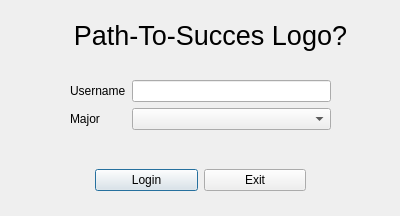
pts211/CS206, file logindialog.ui: the form before one commit.
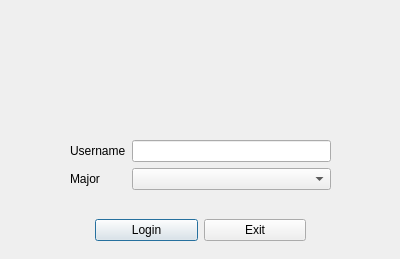
The form after the commit.

Commit message: - Displaying correct: expected grad date, hours taken towards major, total hours in major - Max credit spinner correctly updates table - Added logo - And much more!

Patch:
```diff
--- a/logindialog.ui
+++ b/logindialog.ui
@@ -7,7 +7,7 @@
     <x>0</x>
     <y>0</y>
     <width>400</width>
-    <height>216</height>
+    <height>259</height>
    </rect>
   </property>
   <property name="windowTitle">
@@ -17,7 +17,7 @@
    <property name="geometry">
     <rect>
      <x>20</x>
-     <y>80</y>
+     <y>140</y>
      <width>361</width>
      <height>71</height>
     </rect>
@@ -54,32 +54,11 @@
     </item>
    </layout>
   </widget>
-  <widget class="QLabel" name="label_3">
-   <property name="geometry">
-    <rect>
-     <x>50</x>
-     <y>10</y>
-     <width>321</width>
-     <height>51</height>
-    </rect>
-   </property>
-   <property name="font">
-    <font>
-     <pointsize>20</pointsize>
-    </font>
-   </property>
-   <property name="text">
-    <string>Path-To-Succes Logo?</string>
-   </property>
-   <property name="alignment">
-    <set>Qt::AlignCenter</set>
-   </property>
-  </widget>
   <widget class="QWidget" name="horizontalLayoutWidget">
    <property name="geometry">
     <rect>
      <x>20</x>
-     <y>160</y>
+     <y>210</y>
      <width>361</width>
      <height>41</height>
     </rect>
@@ -107,6 +86,19 @@
     </item>
    </layout>
   </widget>
+  <widget class="QLabel" name="logo">
+   <property name="geometry">
+    <rect>
+     <x>40</x>
+     <y>10</y>
+     <width>321</width>
+     <height>121</height>
+    </rect>
+   </property>
+   <property name="text">
+    <string/>
+   </property>
+  </widget>
  </widget>
  <resources/>
  <connections/>
```
The commit also changes 10 other files.
